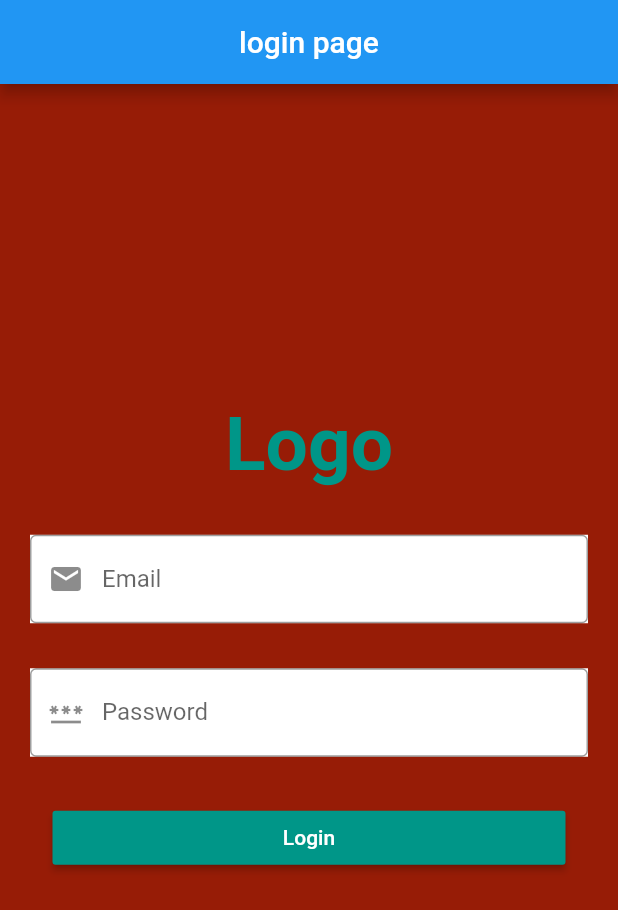
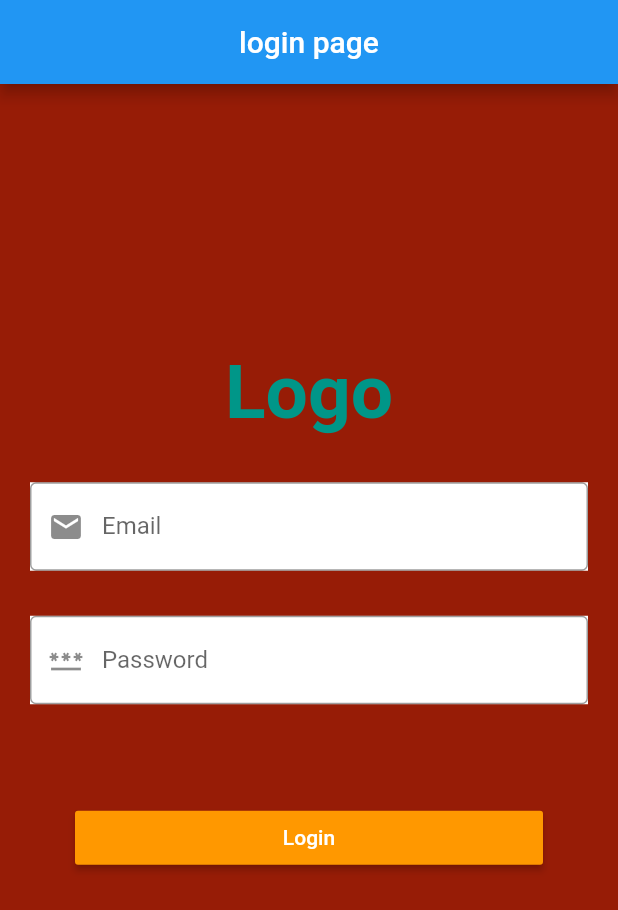
Before and after one commit to mastergru254/RAKMIS_APP, a Flutter app: the screen it shows after launch, on a phone screen of 412 x 824 dp. Shown: the top 910 px of the screen. Run offline on Flutter 3.47's test engine with Material 2 defaults, Android fonts, the phone set to English and light mode, and no system bars.

```diff
--- a/lib/main.dart
+++ b/lib/main.dart
@@ -13,7 +13,7 @@
       debugShowCheckedModeBanner: false,
       title: 'RAKMIS APP',
       theme: ThemeData(
-        primarySwatch: Colors.blue,
+        primarySwatch: Colors.red,
       ),
       home: const LoginPage(),
     );
--- a/lib/pages/loginPage.dart
+++ b/lib/pages/loginPage.dart
@@ -94,7 +94,8 @@
                         height: 30,
                       ),
                       Padding(
-                        padding: const EdgeInsets.symmetric(horizontal: 35),
+                        padding: const EdgeInsets.symmetric(
+                            horizontal: 50, vertical: 35),
                         child: MaterialButton(
                           minWidth: double.infinity,
                           onPressed: () {
@@ -103,7 +104,7 @@
                                 MaterialPageRoute(
                                     builder: (context) => HomePage()));
                           },
-                          color: Colors.teal,
+                          color: Colors.orange,
                           textColor: Colors.white,
                           child: Text('Login'),
                         ),
```
Also changed, not shown: lib/pages/hrService.dart (+13 -3 lines).
